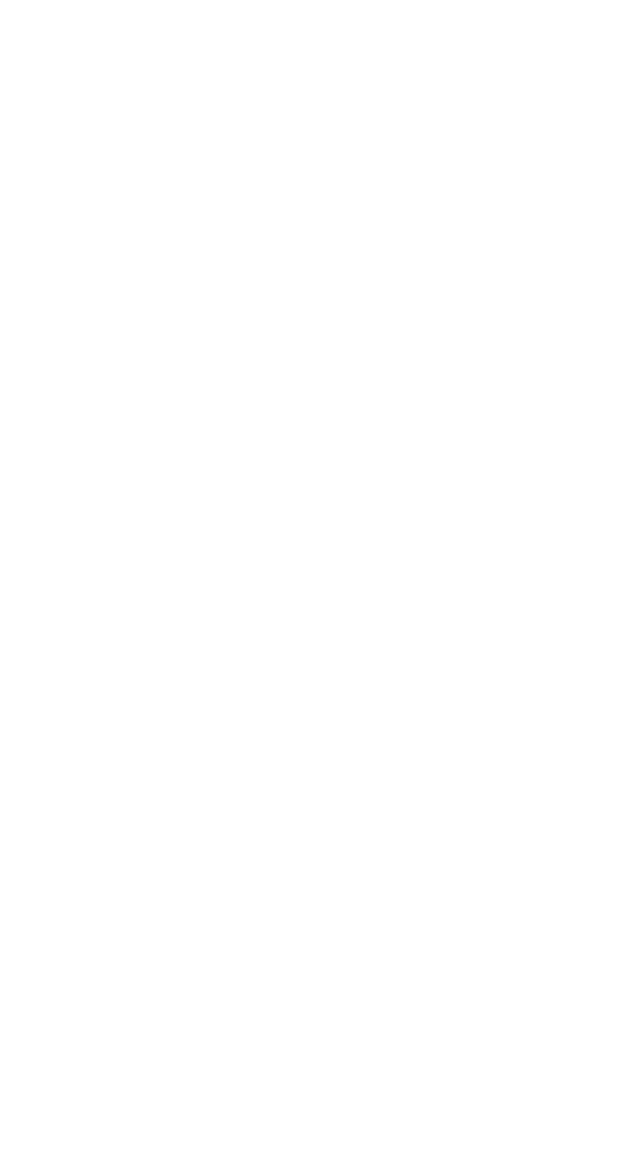
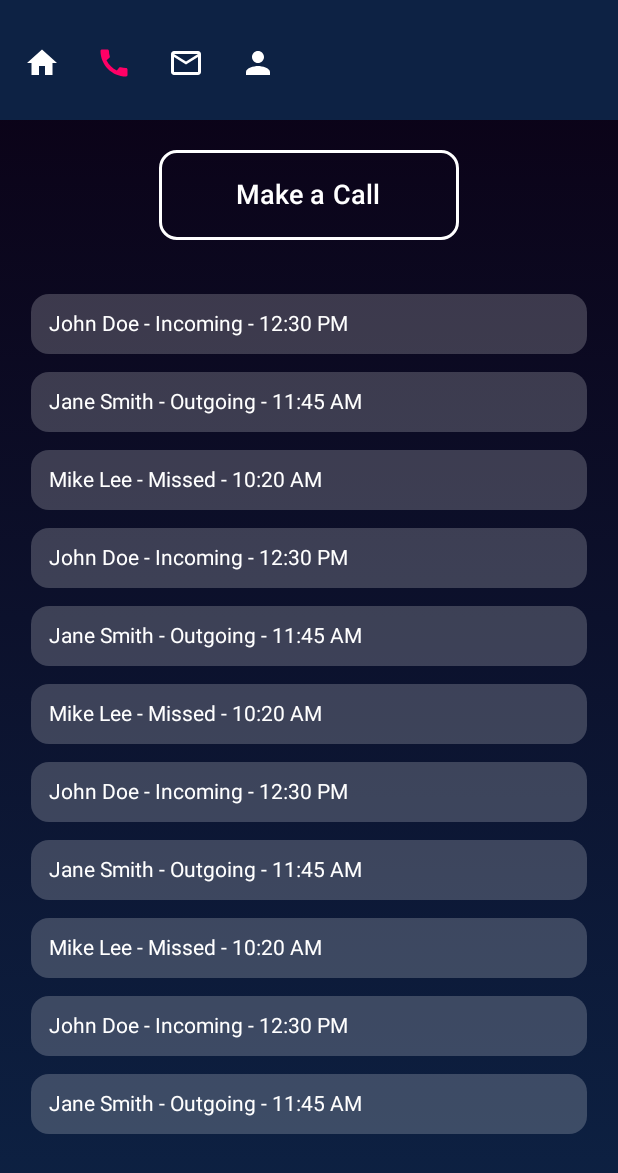
Before and after one commit to AvanoBerlingieri/COMP3074-G47-GroupProject, an Android app built with Jetpack Compose: the Call screen opened directly, with no data from a screen before it, on a phone screen of 412 x 824 dp. Before the commit the part shown is empty. Shown: the top 1173 px of the screen. Run offline under Robolectric (Android 15) with nearby library versions, the phone set to English and light mode, and no system bars.

Commit message:
updated call to use compose

```diff
--- a/app/src/main/java/capstone/safeline/ui/Call.kt
+++ b/app/src/main/java/capstone/safeline/ui/Call.kt
@@ -1,10 +1,129 @@
 package capstone.safeline.ui
 
+import android.content.Intent
 import android.os.Bundle
 import androidx.activity.ComponentActivity
+import androidx.activity.compose.setContent
+import androidx.compose.foundation.BorderStroke
+import androidx.compose.foundation.background
+import androidx.compose.foundation.layout.*
+import androidx.compose.foundation.lazy.LazyColumn
+import androidx.compose.foundation.lazy.items
+import androidx.compose.foundation.shape.RoundedCornerShape
+import androidx.compose.material3.*
+import androidx.compose.runtime.*
+import androidx.compose.ui.Alignment
+import androidx.compose.ui.Modifier
+import androidx.compose.ui.graphics.Brush
+import androidx.compose.ui.graphics.Color
+import androidx.compose.ui.unit.dp
+import androidx.compose.ui.unit.sp
+import capstone.safeline.ui.components.BottomNavBar
 
 class Call : ComponentActivity() {
+
+    // sedded data
+    private val callLog = listOf(
+        "John Doe - Incoming - 12:30 PM",
+        "Jane Smith - Outgoing - 11:45 AM",
+        "Mike Lee - Missed - 10:20 AM",
+        "John Doe - Incoming - 12:30 PM",
+        "Jane Smith - Outgoing - 11:45 AM",
+        "Mike Lee - Missed - 10:20 AM",
+        "John Doe - Incoming - 12:30 PM",
+        "Jane Smith - Outgoing - 11:45 AM",
+        "Mike Lee - Missed - 10:20 AM",
+        "John Doe - Incoming - 12:30 PM",
+        "Jane Smith - Outgoing - 11:45 AM",
+        "Mike Lee - Missed - 10:20 AM"
+    )
+
     override fun onCreate(savedInstanceState: Bundle?) {
         super.onCreate(savedInstanceState)
+        setContent {
+            CallScreen(
+                callLog = callLog,
+                onMakeCallClick = {
+                    // TODO make call action
+                },
+                onNavigate = { destination ->
+                    when (destination) {
+                        "home" -> startActivity(Intent(this, Home::class.java))
+                        "calls" -> {}
+                        "messages" -> startActivity(Intent(this, Chat::class.java))
+                        "profile" -> startActivity(Intent(this, Profile::class.java))
+                    }
+                }
+            )
+        }
     }
 }
+
+@Composable
+fun CallScreen(
+    callLog: List<String>,
+    onMakeCallClick: () -> Unit,
+    onNavigate: (String) -> Unit
+) {
+
+    val backgroundBrush = Brush.verticalGradient(
+        colors = listOf(Color(0xFF0B0014), Color(0xFF0D2244))
+    )
+
+    Box(
+        modifier = Modifier
+            .fillMaxSize()
+            .background(backgroundBrush)
+            .padding(bottom = 56.dp)
+    ) {
+        Column(
+            horizontalAlignment = Alignment.CenterHorizontally,
+            modifier = Modifier.fillMaxSize()
+        ) {
+            Spacer(modifier = Modifier.height(100.dp))
+
+            Button(
+                onClick = onMakeCallClick,
+                colors = ButtonDefaults.outlinedButtonColors(
+                    containerColor = Color.Transparent,
+                    contentColor = Color.White
+                ),
+                shape = RoundedCornerShape(12.dp),
+                border = BorderStroke(2.dp, Color.White),
+                modifier = Modifier
+                    .width(200.dp)
+                    .height(60.dp)
+            ) {
+                Text("Make a Call", fontSize = 18.sp)
+            }
+
+            Spacer(modifier = Modifier.height(30.dp))
+
+            LazyColumn(
+                modifier = Modifier.fillMaxWidth(),
+                horizontalAlignment = Alignment.CenterHorizontally
+            ) {
+                items(callLog) { call ->
+                    Card(
+                        shape = RoundedCornerShape(12.dp),
+                        modifier = Modifier
+                            .fillMaxWidth(0.9f)
+                            .padding(vertical = 6.dp),
+                        colors = CardDefaults.cardColors(containerColor = Color(0x33FFFFFF))
+                    ) {
+                        Text(
+                            text = call,
+                            color = Color.White,
+                            modifier = Modifier.padding(12.dp)
+                        )
+                    }
+                }
+            }
+        }
+
+        BottomNavBar(
+            currentScreen = "calls",
+            onNavigate = onNavigate
+        )
+    }
+}
```
